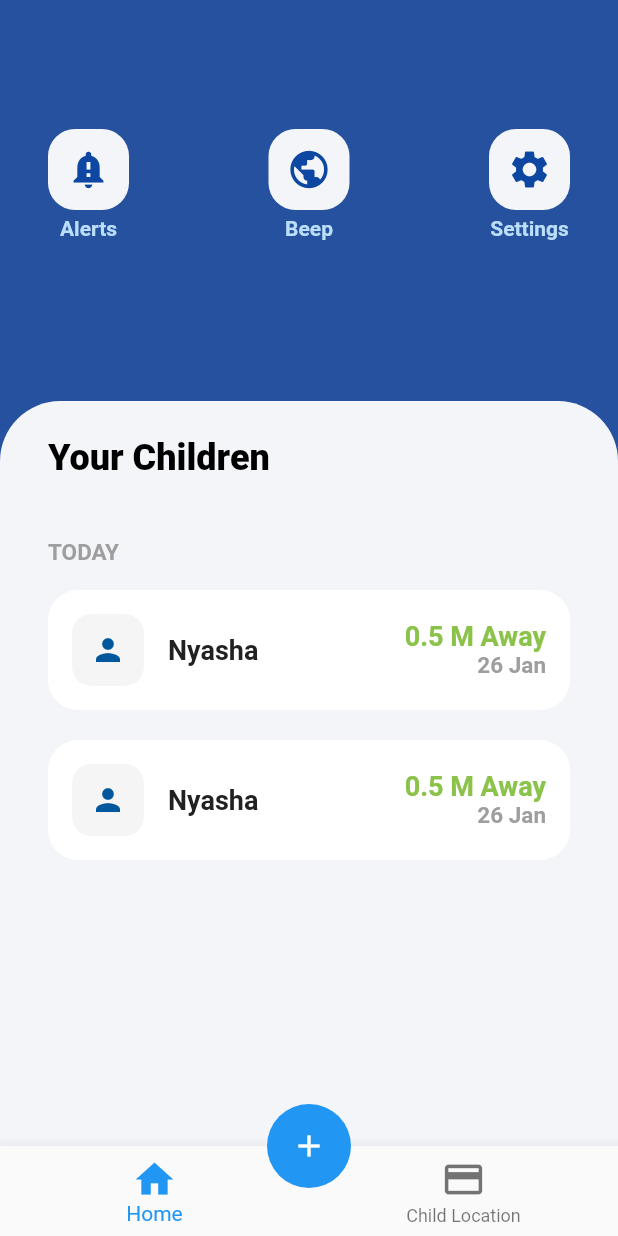
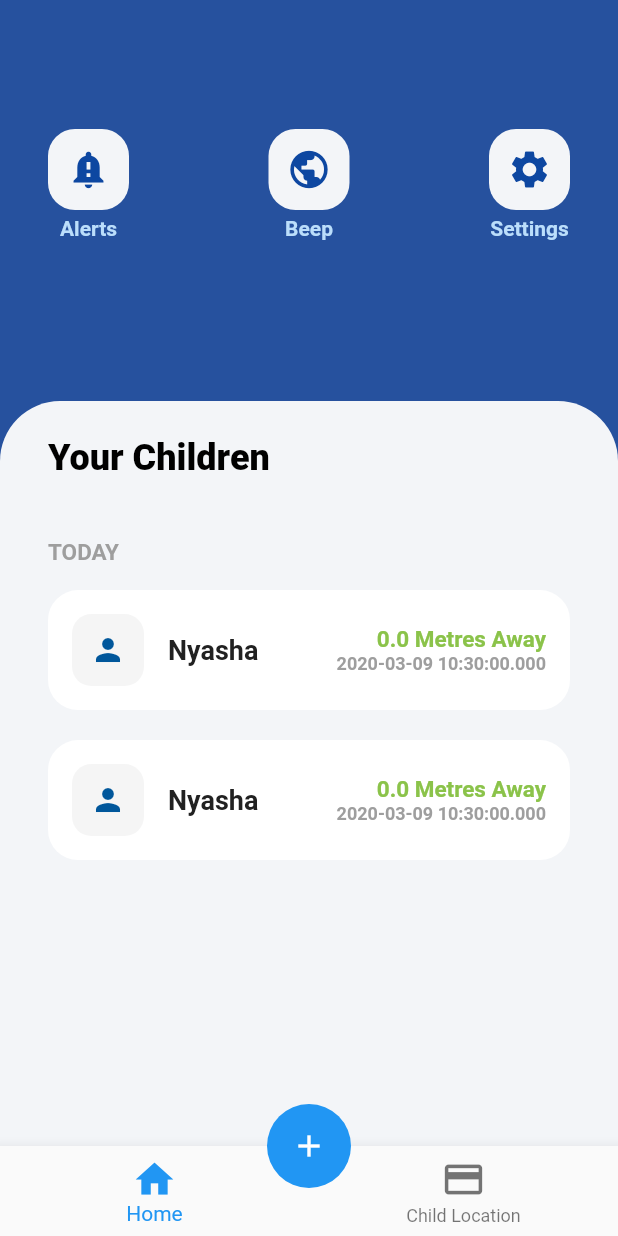
Before and after one commit to keptac/child-track, a Flutter app: the screen it shows after launch, on a phone screen of 412 x 824 dp. Run offline on Flutter 3.47's test engine with Material 2 defaults, Android fonts, the phone set to English and light mode, and no system bars; our stand-ins replace cloud_firestore, google_maps_flutter, location, rxdart; missing offline and left inert: geoflutterfire; accounts and stored records are empty.

Commit message:
calculate distance

```diff
--- a/lib/home.dart
+++ b/lib/home.dart
@@ -1,9 +1,79 @@
+import 'dart:async';
+
 import 'package:flutter/material.dart';
+import 'package:cloud_firestore/cloud_firestore.dart';
+import 'package:geoflutterfire/geoflutterfire.dart';
+import 'package:google_maps_flutter/google_maps_flutter.dart';
+import 'package:location/location.dart';
+import 'dart:math' show cos, sqrt, asin;
 
-class HomeScreen extends StatelessWidget {
+import 'package:rxdart/rxdart.dart';
+
+class Home extends StatefulWidget {
+  @override
+  State createState() => HomeScreen();
+}
+
+class HomeScreen extends State<Home> {
+  double distance = 0.0;
+  GoogleMapController mapController;
+  Location location = new Location();
+  Firestore firestore = Firestore.instance;
+  Geoflutterfire geo = Geoflutterfire();
+  BehaviorSubject<double> radius = BehaviorSubject.seeded(5.0);
+  StreamSubscription subscription;
+  Stream<dynamic> query;
+
+  LatLng _lastMapPosition = LatLng(-17.823, 30.955);
+
+  double calculateDistance(lat1, lon1, lat2, lon2) {
+    var p = 0.017453292519943295;
+    var c = cos;
+    var a = 0.5 -
+        c((lat2 - lat1) * p) / 2 +
+        c(lat1 * p) * c(lat2 * p) * (1 - c((lon2 - lon1) * p)) / 2;
+    return 12742 * asin(sqrt(a));
+  }
+
+  void _updateMarkers(List<DocumentSnapshot> documentList) async {
+    print(documentList);
+    documentList.forEach((DocumentSnapshot document) {
+      GeoPoint pos = document.data['position']['geopoint'];
+      double calDist = calculateDistance(pos.latitude, pos.longitude,
+          _lastMapPosition.latitude, _lastMapPosition.longitude);
+
+      if (distance > 2000) {
+        print(distance);
+      }
+
+      setState(() {
+        distance = double.parse(calDist.toStringAsFixed(2)) * 1000;
+      });
+    });
+  }
+
+  _startQuery() async {
+    // Get users location
+    var pos = await location.getLocation();
+    print(pos);
+    double lat = pos.latitude;
+    double lng = pos.longitude;
+    _lastMapPosition = LatLng(lat, lng);
+    // Make a referece to firestore
+    var ref = firestore.collection('locations');
+    GeoFirePoint center = geo.point(latitude: lat, longitude: lng);
+
+    // Subscribe to query
+    subscription = radius.switchMap((rad) {
+      return geo
+          .collection(collectionRef: ref)
+          .within(center: center, radius: rad, field: 'position');
+    }).listen(_updateMarkers);
+  }
+
   @override
   Widget build(BuildContext context) {
-    double distance = 0.5;
+    _startQuery();
     return Container(
       height: MediaQuery.of(context).size.height,
       width: double.infinity,
@@ -224,18 +294,18 @@ class HomeScreen extends StatelessWidget {
                                   crossAxisAlignment: CrossAxisAlignment.end,
                                   children: <Widget>[
                                     Text(
-                                      "$distance M Away",
+                                      "$distance Metres Away",
                                       style: TextStyle(
-                                          fontSize: 18,
+                                          fontSize: 15,
                                           fontWeight: FontWeight.w700,
-                                          color: distance > 3
+                                          color: distance > 300
                                               ? Colors.red
                                               : Colors.lightGreen),
                                     ),
                                     Text(
-                                      "26 Jan",
+                                      DateTime.now().toString(),
                                       style: TextStyle(
-                                          fontSize: 15,
+                                          fontSize: 12,
                                           fontWeight: FontWeight.w700,
                                           color: Colors.grey[500]),
                                     ),
--- a/lib/main.dart
+++ b/lib/main.dart
@@ -27,7 +27,7 @@ class WalletApp extends StatefulWidget {
 
 class _WalletAppState extends State<WalletApp> {
   var screens = [
-    HomeScreen(),
+    Home(),
     FireMap(),
   ]; //screens for each tab
 
--- a/lib/track.dart
+++ b/lib/track.dart
@@ -77,6 +77,8 @@ class FireMapState extends State<FireMap> {
       double distance = calculateDistance(pos.latitude, pos.longitude,
           _lastMapPosition.latitude, _lastMapPosition.longitude);
 
+      double disParse = double.parse(distance.toStringAsFixed(2));
+
       if (distance > 3) {
         print(distance);
       } else {
@@ -90,7 +92,7 @@ class FireMapState extends State<FireMap> {
           icon: BitmapDescriptor.defaultMarker,
           infoWindow: InfoWindow(
             title: 'Child Location 🍄🍄🍄',
-            snippet: '$distance kilometers from you',
+            snippet: '$disParse kilometers from you',
           ),
         ));
       });
```
